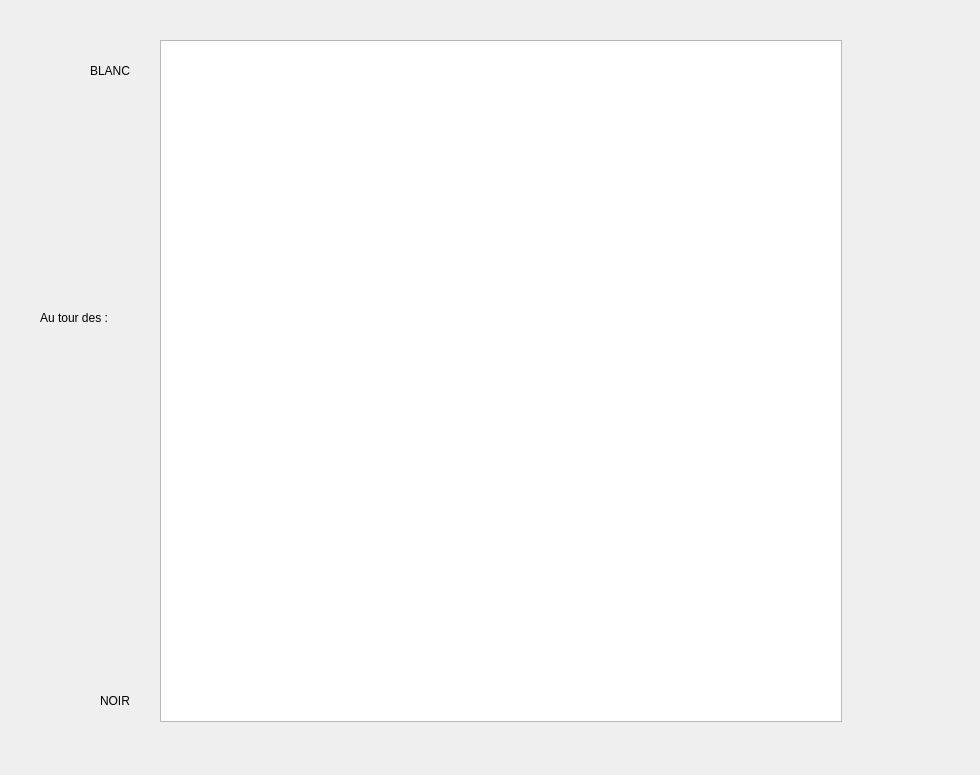
This is mainwindow.ui in HugH-CRT/Echecs as Qt 5 draws it before an edit. The edited form follows.
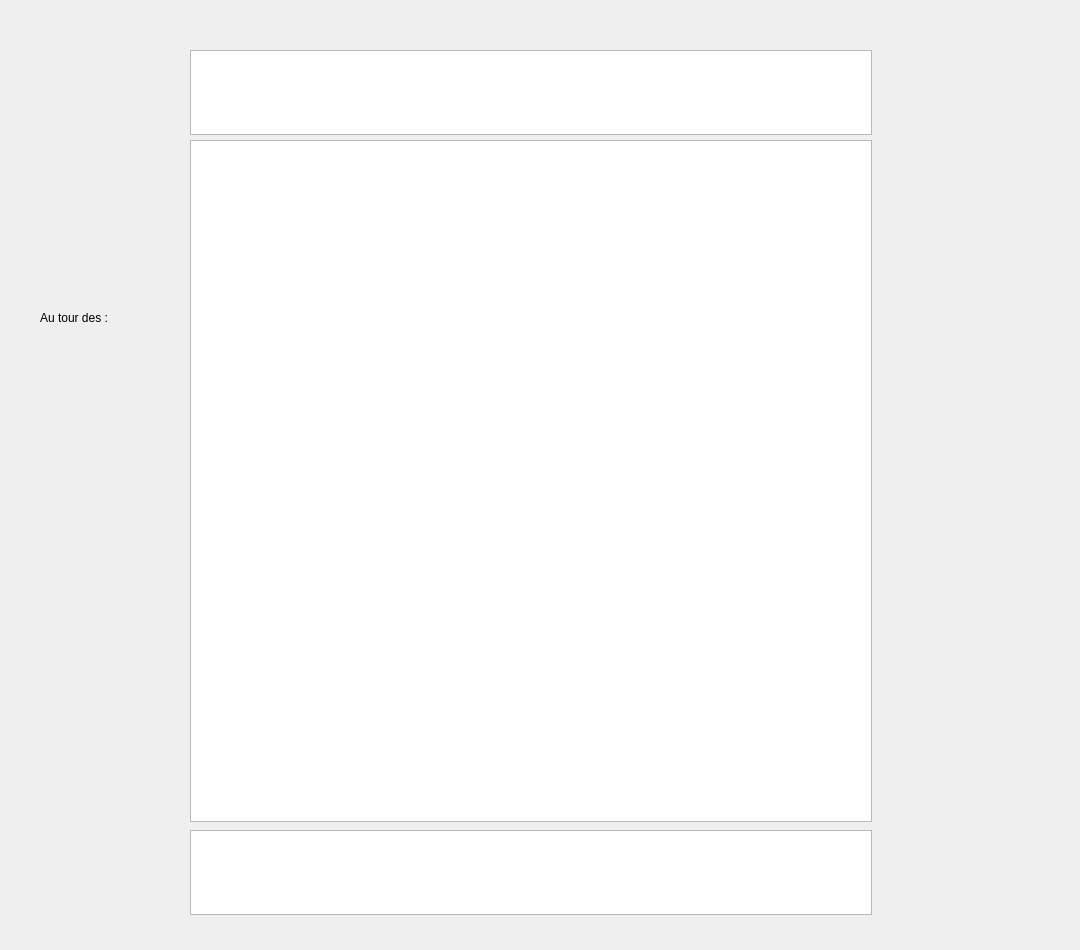
This is the edited form. Icons and pictures are not drawn.

Commit message: UI Piece Manger

```diff
--- a/mainwindow.ui
+++ b/mainwindow.ui
@@ -2,24 +2,27 @@
 <ui version="4.0">
  <class>MainWindow</class>
  <widget class="QMainWindow" name="MainWindow">
+  <property name="enabled">
+   <bool>true</bool>
+  </property>
   <property name="geometry">
    <rect>
     <x>0</x>
     <y>0</y>
-    <width>980</width>
-    <height>775</height>
+    <width>1080</width>
+    <height>950</height>
    </rect>
   </property>
   <property name="minimumSize">
    <size>
-    <width>980</width>
-    <height>775</height>
+    <width>1080</width>
+    <height>950</height>
    </size>
   </property>
   <property name="maximumSize">
    <size>
-    <width>980</width>
-    <height>775</height>
+    <width>1080</width>
+    <height>950</height>
    </size>
   </property>
   <property name="windowTitle">
@@ -33,8 +36,8 @@
    <widget class="QTableView" name="tableViewEchiquier">
     <property name="geometry">
      <rect>
-      <x>160</x>
-      <y>40</y>
+      <x>190</x>
+      <y>140</y>
       <width>682</width>
       <height>682</height>
      </rect>
@@ -100,32 +103,6 @@
      <bool>false</bool>
     </attribute>
    </widget>
-   <widget class="QLabel" name="BLANC">
-    <property name="geometry">
-     <rect>
-      <x>90</x>
-      <y>60</y>
-      <width>41</width>
-      <height>21</height>
-     </rect>
-    </property>
-    <property name="text">
-     <string>BLANC</string>
-    </property>
-   </widget>
-   <widget class="QLabel" name="NOIR">
-    <property name="geometry">
-     <rect>
-      <x>100</x>
-      <y>690</y>
-      <width>31</width>
-      <height>21</height>
-     </rect>
-    </property>
-    <property name="text">
-     <string>NOIR</string>
-    </property>
-   </widget>
    <widget class="QLabel" name="TourLabel">
     <property name="geometry">
      <rect>
@@ -152,6 +129,146 @@
      <string>Au tour des :</string>
     </property>
    </widget>
+   <widget class="QTableView" name="view_PionNoir">
+    <property name="geometry">
+     <rect>
+      <x>190</x>
+      <y>830</y>
+      <width>682</width>
+      <height>85</height>
+     </rect>
+    </property>
+    <property name="minimumSize">
+     <size>
+      <width>682</width>
+      <height>85</height>
+     </size>
+    </property>
+    <property name="maximumSize">
+     <size>
+      <width>682</width>
+      <height>85</height>
+     </size>
+    </property>
+    <property name="verticalScrollBarPolicy">
+     <enum>Qt::ScrollBarAlwaysOff</enum>
+    </property>
+    <property name="horizontalScrollBarPolicy">
+     <enum>Qt::ScrollBarAsNeeded</enum>
+    </property>
+    <property name="editTriggers">
+     <set>QAbstractItemView::NoEditTriggers</set>
+    </property>
+    <property name="tabKeyNavigation">
+     <bool>false</bool>
+    </property>
+    <property name="showDropIndicator" stdset="0">
+     <bool>false</bool>
+    </property>
+    <property name="dragDropOverwriteMode">
+     <bool>false</bool>
+    </property>
+    <property name="selectionMode">
+     <enum>QAbstractItemView::NoSelection</enum>
+    </property>
+    <property name="showGrid">
+     <bool>false</bool>
+    </property>
+    <attribute name="horizontalHeaderVisible">
+     <bool>false</bool>
+    </attribute>
+    <attribute name="horizontalHeaderMinimumSectionSize">
+     <number>75</number>
+    </attribute>
+    <attribute name="horizontalHeaderDefaultSectionSize">
+     <number>75</number>
+    </attribute>
+    <attribute name="horizontalHeaderHighlightSections">
+     <bool>false</bool>
+    </attribute>
+    <attribute name="verticalHeaderVisible">
+     <bool>false</bool>
+    </attribute>
+    <attribute name="verticalHeaderMinimumSectionSize">
+     <number>75</number>
+    </attribute>
+    <attribute name="verticalHeaderDefaultSectionSize">
+     <number>75</number>
+    </attribute>
+    <attribute name="verticalHeaderHighlightSections">
+     <bool>false</bool>
+    </attribute>
+   </widget>
+   <widget class="QTableView" name="view_PionBlanc">
+    <property name="geometry">
+     <rect>
+      <x>190</x>
+      <y>50</y>
+      <width>682</width>
+      <height>85</height>
+     </rect>
+    </property>
+    <property name="minimumSize">
+     <size>
+      <width>682</width>
+      <height>85</height>
+     </size>
+    </property>
+    <property name="maximumSize">
+     <size>
+      <width>682</width>
+      <height>85</height>
+     </size>
+    </property>
+    <property name="verticalScrollBarPolicy">
+     <enum>Qt::ScrollBarAlwaysOff</enum>
+    </property>
+    <property name="horizontalScrollBarPolicy">
+     <enum>Qt::ScrollBarAsNeeded</enum>
+    </property>
+    <property name="editTriggers">
+     <set>QAbstractItemView::NoEditTriggers</set>
+    </property>
+    <property name="tabKeyNavigation">
+     <bool>false</bool>
+    </property>
+    <property name="showDropIndicator" stdset="0">
+     <bool>false</bool>
+    </property>
+    <property name="dragDropOverwriteMode">
+     <bool>false</bool>
+    </property>
+    <property name="selectionMode">
+     <enum>QAbstractItemView::NoSelection</enum>
+    </property>
+    <property name="showGrid">
+     <bool>false</bool>
+    </property>
+    <attribute name="horizontalHeaderVisible">
+     <bool>false</bool>
+    </attribute>
+    <attribute name="horizontalHeaderMinimumSectionSize">
+     <number>75</number>
+    </attribute>
+    <attribute name="horizontalHeaderDefaultSectionSize">
+     <number>75</number>
+    </attribute>
+    <attribute name="horizontalHeaderHighlightSections">
+     <bool>false</bool>
+    </attribute>
+    <attribute name="verticalHeaderVisible">
+     <bool>false</bool>
+    </attribute>
+    <attribute name="verticalHeaderMinimumSectionSize">
+     <number>75</number>
+    </attribute>
+    <attribute name="verticalHeaderDefaultSectionSize">
+     <number>75</number>
+    </attribute>
+    <attribute name="verticalHeaderHighlightSections">
+     <bool>false</bool>
+    </attribute>
+   </widget>
   </widget>
  </widget>
  <resources>
```
The commit also changes 1 other file.
